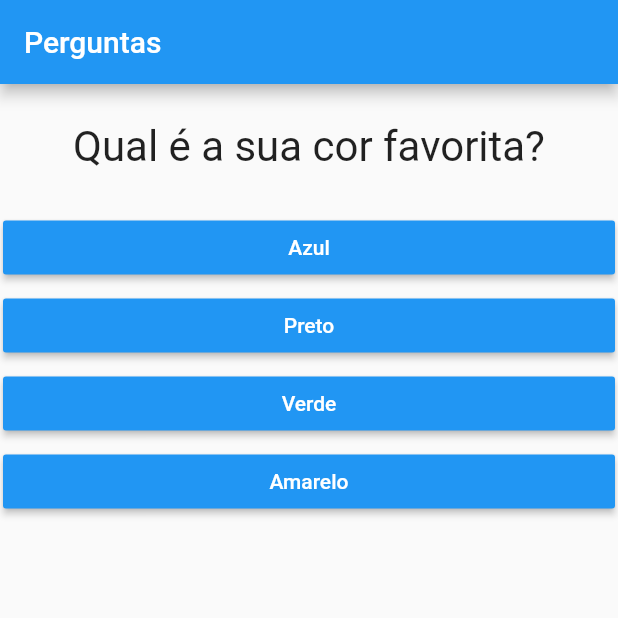
After one commit to marciopraxedes/QuizFlutter, a Flutter app: the screen it shows after launch, on a phone screen of 412 x 824 dp, the top half of it. The commit adds this screen. Run offline on Flutter 3.47's test engine with Material 2 defaults, Android fonts, the phone set to English and light mode, and no system bars.

Commit message:
update code

```diff
--- a/projeto_perguntas/lib/main.dart
+++ b/projeto_perguntas/lib/main.dart
@@ -1,20 +1,30 @@
 import 'package:flutter/material.dart';
-import './questao.dart';
-import './resposta.dart';
+import './resultado.dart';
+import './questionario.dart';
 
 main() => runApp(PerguntaApp());
 
 class _PerguntaAppState extends State<PerguntaApp> {
   var _perguntaSelecionada = 0;
+  var _pontuacaoTotal = 0;
   final _perguntas = const [
     //List<Map<String, Object>>
     {
       'texto': 'Qual é a sua cor favorita?',
-      'respostas': ['Azul', 'Preto', 'Verde', 'Amarelo']
+      'respostas': [
+        {'texto': 'Azul', 'pontuacao': 0},
+        {'texto': 'Preto', 'pontuacao': 0},
+        {'texto': 'Verde', 'pontuacao': 10},
+        {'texto': 'Amarelo', 'pontuacao': 0}
+      ]
     },
     {
       'texto': 'Qual é o seu animal favorito?',
-      'respostas': ['Cachorro', 'Gato', 'Arara']
+      'respostas': [
+        {'texto': 'Cachorro', 'pontuacao': 0},
+        {'texto': 'Gato', 'pontuacao': 10},
+        {'texto': 'Arara', 'pontuacao': 0}
+      ]
     }
   ];
 
@@ -22,52 +32,33 @@ class _PerguntaAppState extends State<PerguntaApp> {
     return _perguntaSelecionada < _perguntas.length;
   }
 
-  void _responder() {
+  void _responder(int pontuacao) {
     setState(() {
       _perguntaSelecionada++;
+      _pontuacaoTotal += pontuacao;
     });
-  }
 
-  void _voltar() {
-    setState(() {
-      _perguntaSelecionada--;
-    });
+    print(_pontuacaoTotal);
   }
 
   @override
   Widget build(BuildContext context) {
-    List<String> respostas = temPerguntaSelecionada
-        ? _perguntas[_perguntaSelecionada]['respostas']
-        : null;
-
     //for (var textResp in respostas) {
     //  listWidget.add(Resposta(textResp, _responder));
     //}
 
     return MaterialApp(
-      home: Scaffold(
-        appBar: AppBar(
-          title: Text('Perguntas'),
-        ),
-        body: temPerguntaSelecionada
-            ? Column(
-                children: [
-                  Questao(_perguntas[_perguntaSelecionada]['texto']),
-                  ...respostas
-                      .map((t) => Resposta(t, _responder))
-                      .toList(), //Três pontinhos se chama 'spread' e serve para preencher percorrendo uma lista
-                ],
-              )
-            : Center(
-                child: RaisedButton(
-                  textColor: Colors.white,
-                  color: Colors.blue,
-                  onPressed: _voltar,
-                  child: Text('Voltar'),
-                ),
-              ),
+        home: Scaffold(
+      appBar: AppBar(
+        title: Text('Perguntas'),
       ),
-    );
+      body: temPerguntaSelecionada
+          ? Questionario(
+              perguntas: _perguntas,
+              perguntaSelecionada: _perguntaSelecionada,
+              responder: _responder)
+          : Resultado(_pontuacaoTotal),
+    ));
   }
 }
 
--- /dev/null
+++ b/projeto_perguntas/lib/questionario.dart
@@ -0,0 +1,38 @@
+import 'package:flutter/material.dart';
+import './questao.dart';
+import './resposta.dart';
+
+class Questionario extends StatelessWidget {
+  final List<Map<String, Object>> perguntas;
+  final int perguntaSelecionada;
+  final Function(int) responder;
+
+  Questionario({
+    @required this.perguntas,
+    @required this.perguntaSelecionada,
+    @required this.responder,
+  });
+
+  bool get temPerguntaSelecionada {
+    return perguntaSelecionada < perguntas.length;
+  }
+
+  @override
+  Widget build(BuildContext context) {
+    List<Map<String, Object>> respostas = temPerguntaSelecionada
+        ? perguntas[perguntaSelecionada]['respostas']
+        : null;
+
+    return Container(
+      child: Column(
+        children: [
+          Questao(perguntas[perguntaSelecionada]['texto']),
+          ...respostas
+              .map((resp) =>
+                  Resposta(resp['texto'], () => responder(resp['pontuacao'])))
+              .toList(), //Três pontinhos se chama 'spread' e serve para preencher percorrendo uma lista
+        ],
+      ),
+    );
+  }
+}
```
Also changed, not shown: projeto_perguntas/lib/resultado.dart (added, +19 -0 lines).
